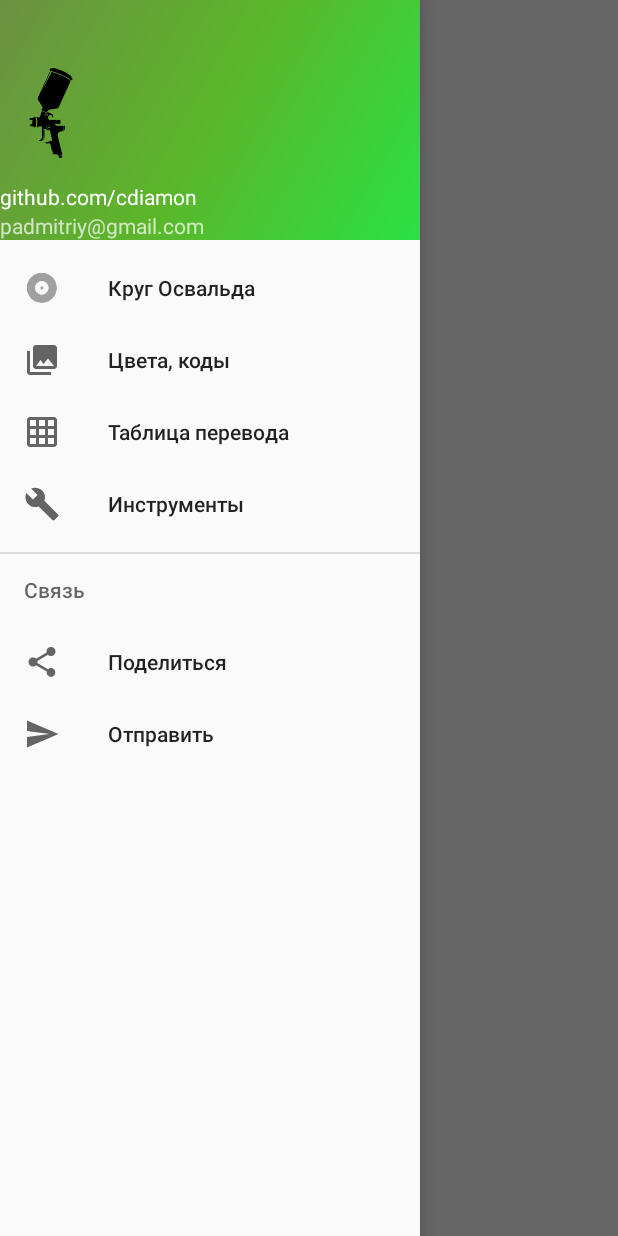
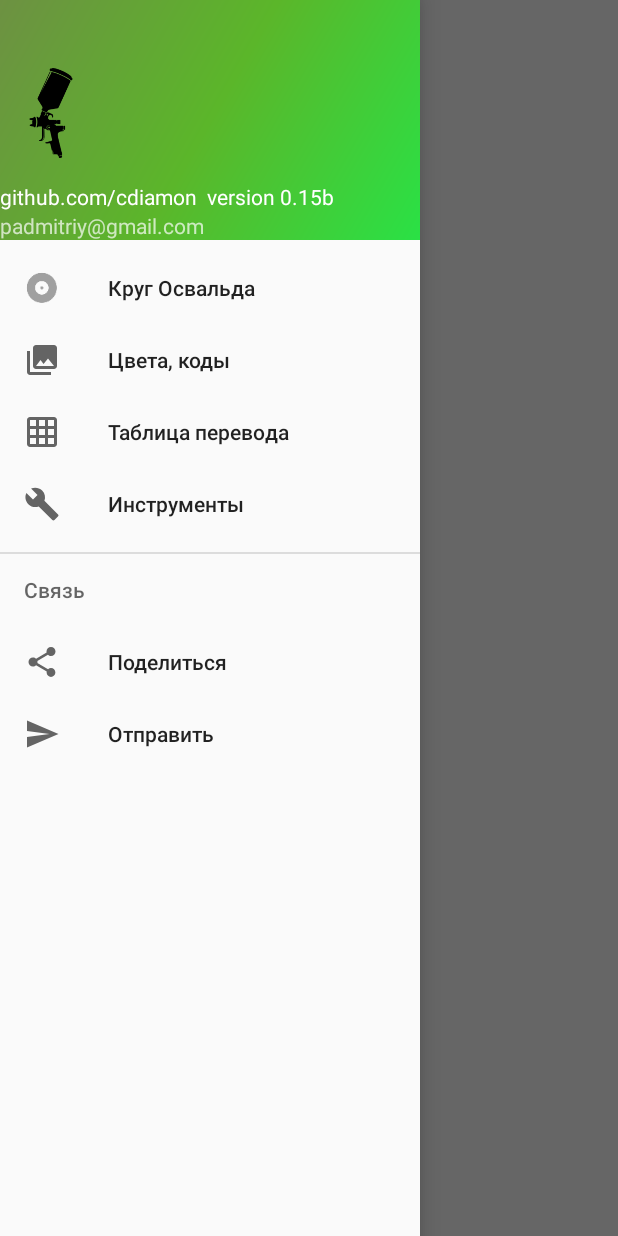
Before and after one commit to cdiamon/AutoColorist, an Android app: the screen it shows after launch (MainActivity), on a phone screen of 412 x 824 dp. Run offline under Robolectric (Android 15) with nearby library versions, the phone set to English and light mode, and no system bars; 1 statement that could not run was skipped.

Commit message:
+upd vers 0.15b

```diff
--- a/app/src/main/res/layout/nav_header_main.xml
+++ b/app/src/main/res/layout/nav_header_main.xml
@@ -28,7 +28,7 @@
         android:layout_width="match_parent"
         android:layout_height="wrap_content"
         android:paddingTop="@dimen/nav_header_vertical_spacing"
-        android:text="github.com/cdiamon"
+        android:text="github.com/cdiamon  version 0.15b"
         android:textAppearance="@style/TextAppearance.AppCompat.Body1" />
 
     <TextView
--- a/app/src/main/res/menu/main.xml
+++ b/app/src/main/res/menu/main.xml
@@ -1,6 +1,12 @@
 <?xml version="1.0" encoding="utf-8"?>
 <menu xmlns:android="http://schemas.android.com/apk/res/android"
     xmlns:app="http://schemas.android.com/apk/res-auto">
+    <item
+        android:icon="@drawable/icon_calendar"
+        android:id="@+id/menu_calendar"
+        android:orderInCategory="105"
+        android:title="@string/settings_calendar"
+        app:showAsAction="ifRoom" />
     <item
         android:icon="@drawable/calc_andr_200x200"
         android:id="@+id/menu_calculator"
--- a/app/src/main/res/values/strings.xml
+++ b/app/src/main/res/values/strings.xml
@@ -7,6 +7,7 @@
     <string name="action_settings">Настройки</string>
     <string name="title_activity_car_codes_gallery">CarCodesGallery</string>
     <string name="settings_calc">Calc</string>
+    <string name="settings_calendar">Calendar</string>
 
     <!-- TODO: Remove or change this placeholder text -->
     <string name="hello_gallery_fragment">This is Gallery Fragment </string>
```
Also changed, not shown: app/src/main/java/com/cdiamon/autocolorist/MainActivity.java (+14 -2 lines), app/src/main/res/drawable/icon_calendar.png (added), 1 other file.
